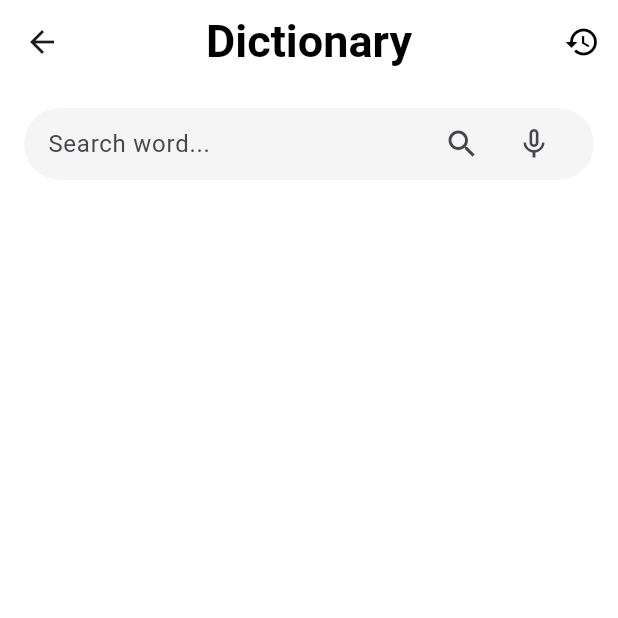
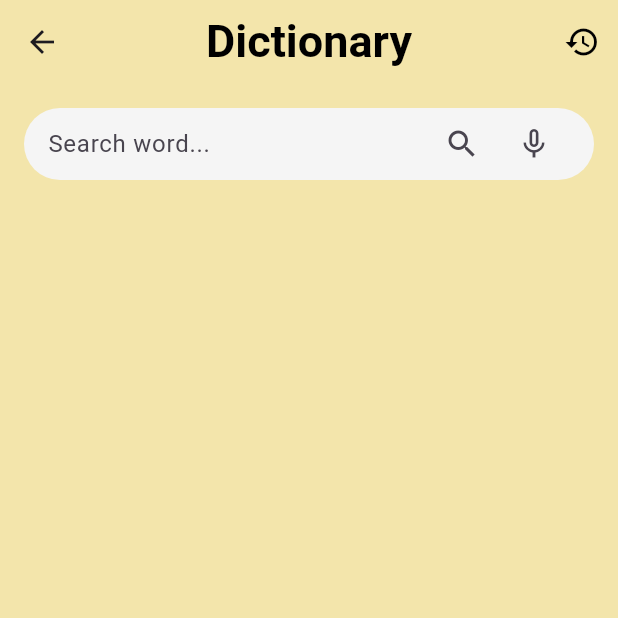
Before and after one commit to jamirekanneh/voxapplication, a Flutter app: the DictionaryPage screen opened by its route, on a phone screen of 412 x 824 dp, the top half of it. Run offline on Flutter 3.47's test engine with Material 3 defaults, Android fonts, the phone set to English and light mode, and no system bars; our stand-ins replace cloud_firestore, file_picker, firebase_auth, firebase_core, flutter_tts, image_picker and 1 more; accounts and stored records are empty.

Commit message:
color change

```diff
--- a/lib/dictionary_page.dart
+++ b/lib/dictionary_page.dart
@@ -147,7 +147,7 @@ class _DictionaryPageState extends State<DictionaryPage> {
       margin: const EdgeInsets.all(16),
       padding: const EdgeInsets.all(20),
       decoration: BoxDecoration(
-        color: const Color(0xFF67B7F7),
+        color: const Color.fromRGBO(255, 97, 97, 97),
         borderRadius: BorderRadius.circular(20),
       ),
       child: Column(
@@ -225,9 +225,9 @@ class _DictionaryPageState extends State<DictionaryPage> {
   @override
   Widget build(BuildContext context) {
     return Scaffold(
-      backgroundColor: Colors.white,
+      backgroundColor: const Color.fromARGB(255, 243, 229, 171),
       appBar: AppBar(
-        backgroundColor: Colors.white,
+        backgroundColor: const Color.fromARGB(255, 243, 229, 171),
         elevation: 0,
         centerTitle: true,
         title: const Text(
```
